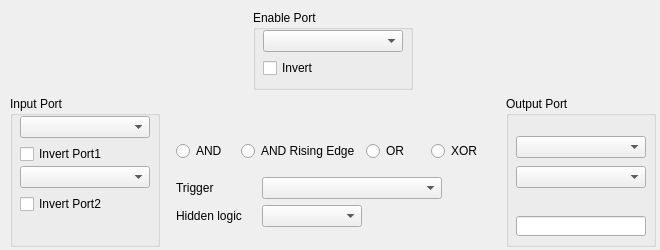
This is T3kSoftlogic/EditGateWidget.ui in habilience/habilience-t3ksensor-tools as Qt 5 draws it before an edit. The edited form follows.
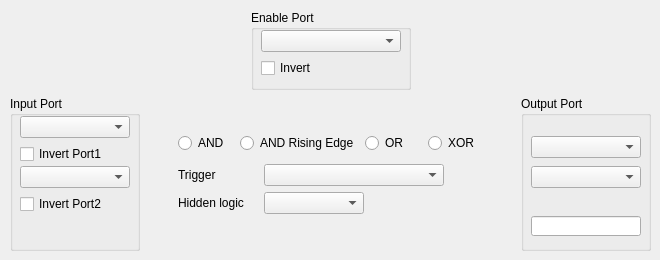
This is the edited form. Custom widgets are drawn as their Qt base class.

Diff of the .ui file:
```diff
--- a/T3kSoftlogic/EditGateWidget.ui
+++ b/T3kSoftlogic/EditGateWidget.ui
@@ -7,7 +7,7 @@
     <x>0</x>
     <y>0</y>
     <width>660</width>
-    <height>250</height>
+    <height>260</height>
    </rect>
   </property>
   <property name="windowTitle">
@@ -18,8 +18,8 @@
     <rect>
      <x>10</x>
      <y>10</y>
-     <width>646</width>
-     <height>237</height>
+     <width>641</width>
+     <height>241</height>
     </rect>
    </property>
    <layout class="QGridLayout" name="LayoutMain">
@@ -27,7 +27,7 @@
      <widget class="QGroupBox" name="GBOutputPort">
       <property name="minimumSize">
        <size>
-        <width>150</width>
+        <width>130</width>
         <height>130</height>
        </size>
       </property>
@@ -39,13 +39,13 @@
         <rect>
          <x>10</x>
          <y>40</y>
-         <width>130</width>
+         <width>110</width>
          <height>22</height>
         </rect>
        </property>
        <property name="minimumSize">
         <size>
-         <width>120</width>
+         <width>110</width>
          <height>0</height>
         </size>
        </property>
@@ -55,13 +55,13 @@
         <rect>
          <x>10</x>
          <y>70</y>
-         <width>130</width>
+         <width>110</width>
          <height>22</height>
         </rect>
        </property>
        <property name="minimumSize">
         <size>
-         <width>120</width>
+         <width>110</width>
          <height>0</height>
         </size>
        </property>
@@ -70,8 +70,8 @@
        <property name="geometry">
         <rect>
          <x>10</x>
-         <y>20</y>
-         <width>130</width>
+         <y>30</y>
+         <width>110</width>
          <height>12</height>
         </rect>
        </property>
@@ -85,12 +85,12 @@
         <string/>
        </property>
       </widget>
-      <widget class="QUserDefinedKeyWidget" name="LBEditKey" native="true">
+      <widget class="QUserDefinedKeyWidget" name="LBEditKey">
        <property name="geometry">
         <rect>
          <x>10</x>
          <y>100</y>
-         <width>130</width>
+         <width>110</width>
          <height>40</height>
         </rect>
        </property>
@@ -100,13 +100,19 @@
         <rect>
          <x>10</x>
          <y>120</y>
-         <width>130</width>
+         <width>110</width>
          <height>20</height>
         </rect>
        </property>
+       <property name="minimumSize">
+        <size>
+         <width>110</width>
+         <height>0</height>
+        </size>
+       </property>
        <property name="maximumSize">
         <size>
-         <width>140</width>
+         <width>110</width>
          <height>16777215</height>
         </size>
        </property>
@@ -117,7 +123,7 @@
      <widget class="QGroupBox" name="GBInputPort">
       <property name="minimumSize">
        <size>
-        <width>150</width>
+        <width>130</width>
         <height>130</height>
        </size>
       </property>
@@ -129,16 +135,10 @@
         <rect>
          <x>10</x>
          <y>50</y>
-         <width>140</width>
+         <width>110</width>
          <height>16</height>
         </rect>
        </property>
-       <property name="minimumSize">
-        <size>
-         <width>140</width>
-         <height>0</height>
-        </size>
-       </property>
        <property name="text">
         <string>Invert Port1</string>
        </property>
@@ -148,16 +148,10 @@
         <rect>
          <x>10</x>
          <y>100</y>
-         <width>140</width>
+         <width>110</width>
          <height>16</height>
         </rect>
        </property>
-       <property name="minimumSize">
-        <size>
-         <width>140</width>
-         <height>0</height>
-        </size>
-       </property>
        <property name="text">
         <string>Invert Port2</string>
        </property>
@@ -167,13 +161,13 @@
         <rect>
          <x>10</x>
          <y>20</y>
-         <width>130</width>
+         <width>110</width>
          <height>22</height>
         </rect>
        </property>
        <property name="minimumSize">
         <size>
-         <width>120</width>
+         <width>110</width>
          <height>0</height>
         </size>
        </property>
@@ -183,13 +177,13 @@
         <rect>
          <x>10</x>
          <y>70</y>
-         <width>130</width>
+         <width>110</width>
          <height>22</height>
         </rect>
        </property>
        <property name="minimumSize">
         <size>
-         <width>120</width>
+         <width>110</width>
          <height>0</height>
         </size>
        </property>
@@ -276,33 +270,17 @@
     </item>
     <item row="1" column="1">
      <layout class="QGridLayout" name="LayoutGate">
-      <item row="0" column="1">
-       <spacer name="VSpacer1">
-        <property name="orientation">
-         <enum>Qt::Vertical</enum>
-        </property>
-        <property name="sizeType">
-         <enum>QSizePolicy::Fixed</enum>
-        </property>
-        <property name="sizeHint" stdset="0">
-         <size>
-          <width>15</width>
-          <height>15</height>
-         </size>
-        </property>
-       </spacer>
-      </item>
       <item row="1" column="1">
        <layout class="QVBoxLayout" name="LayoutGateOption">
         <item>
-         <spacer name="VSpacer2">
+         <spacer name="verticalSpacer">
           <property name="orientation">
            <enum>Qt::Vertical</enum>
           </property>
           <property name="sizeHint" stdset="0">
            <size>
             <width>20</width>
-            <height>40</height>
+            <height>5</height>
            </size>
           </property>
          </spacer>
@@ -340,17 +318,17 @@
          </layout>
         </item>
         <item>
-         <spacer name="VSpacer3">
+         <spacer name="VSpacer2">
           <property name="orientation">
            <enum>Qt::Vertical</enum>
           </property>
           <property name="sizeType">
-           <enum>QSizePolicy::Fixed</enum>
+           <enum>QSizePolicy::Minimum</enum>
           </property>
           <property name="sizeHint" stdset="0">
            <size>
             <width>20</width>
-            <height>10</height>
+            <height>5</height>
            </size>
           </property>
          </spacer>
@@ -472,17 +450,17 @@
          </layout>
         </item>
         <item>
-         <spacer name="VSpacer4">
+         <spacer name="VSpacer1">
           <property name="orientation">
            <enum>Qt::Vertical</enum>
           </property>
           <property name="sizeType">
-           <enum>QSizePolicy::Fixed</enum>
+           <enum>QSizePolicy::Expanding</enum>
           </property>
           <property name="sizeHint" stdset="0">
            <size>
             <width>20</width>
-            <height>20</height>
+            <height>0</height>
            </size>
           </property>
          </spacer>
@@ -494,12 +472,9 @@
         <property name="orientation">
          <enum>Qt::Horizontal</enum>
         </property>
-        <property name="sizeType">
-         <enum>QSizePolicy::Fixed</enum>
-        </property>
         <property name="sizeHint" stdset="0">
          <size>
-          <width>10</width>
+          <width>5</width>
           <height>20</height>
          </size>
         </property>
@@ -510,12 +485,9 @@
         <property name="orientation">
          <enum>Qt::Horizontal</enum>
         </property>
-        <property name="sizeType">
-         <enum>QSizePolicy::Fixed</enum>
-        </property>
         <property name="sizeHint" stdset="0">
          <size>
-          <width>10</width>
+          <width>5</width>
           <height>20</height>
          </size>
         </property>
@@ -529,7 +501,7 @@
  <customwidgets>
   <customwidget>
    <class>QUserDefinedKeyWidget</class>
-   <extends>QWidget</extends>
+   <extends>QLabel</extends>
    <header>UserDefinedKeyWidget.h</header>
    <container>1</container>
   </customwidget>
```
Left out of the diff: 4 changed lines with no effect on the pictures.
